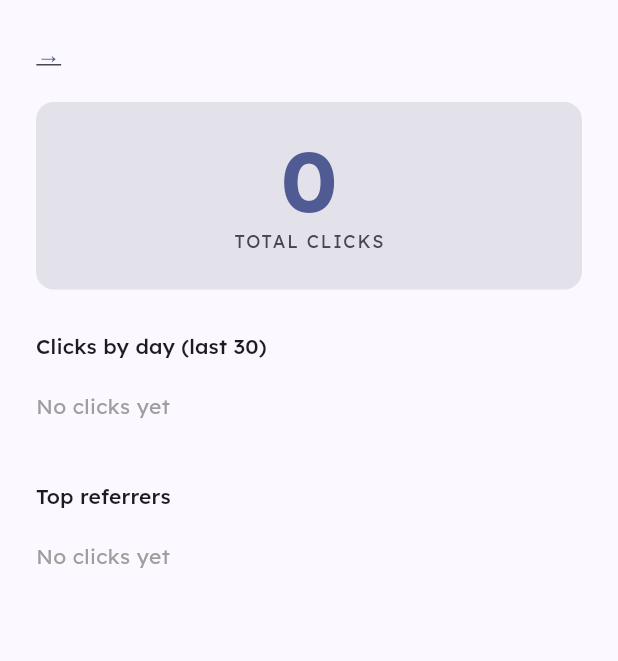
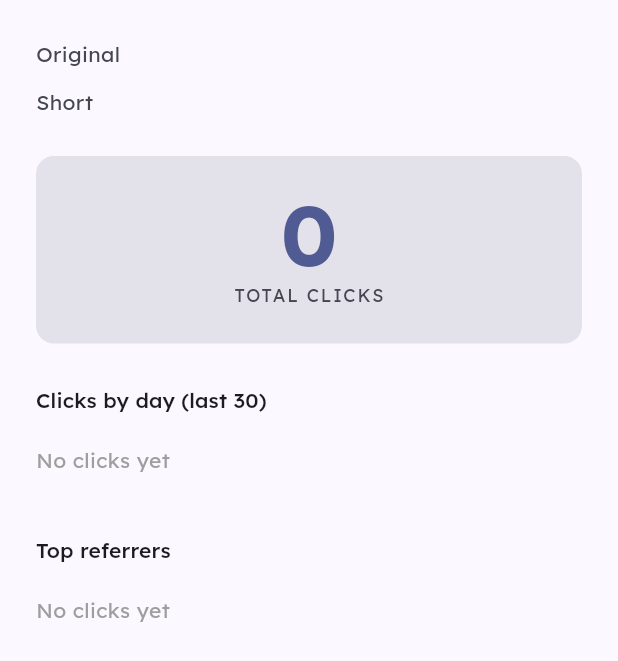
Before and after one commit to kevingcm/url-shortener, a Flutter app: the _StatsBody widget shown alone on an empty page, opened directly with empty values, on a phone screen of 412 x 824 dp. Shown: the top 661 px of the screen. Run offline on Flutter 3.47's test engine with Material 3 defaults, Android fonts, the phone set to English and light mode, and no system bars; our stand-ins replace google_fonts; network calls fail.

Commit message:
Stats page: show both original and short URL as clickable links

```diff
--- a/app/lib/api.dart
+++ b/app/lib/api.dart
@@ -39,6 +39,7 @@ class ShortenResult {
 
 class Stats {
   final String shortCode;
+  final String shortUrl;
   final String longUrl;
   final String createdAt;
   final int totalClicks;
@@ -47,6 +48,7 @@ class Stats {
 
   Stats({
     required this.shortCode,
+    required this.shortUrl,
     required this.longUrl,
     required this.createdAt,
     required this.totalClicks,
@@ -56,6 +58,7 @@ class Stats {
 
   factory Stats.fromJson(Map<String, dynamic> json) => Stats(
         shortCode: json['short_code'] as String,
+        shortUrl: json['short_url'] as String,
         longUrl: json['long_url'] as String,
         createdAt: json['created_at'].toString(),
         totalClicks: json['total_clicks'] as int,
--- a/app/lib/stats_screen.dart
+++ b/app/lib/stats_screen.dart
@@ -62,19 +62,9 @@ class _StatsBody extends StatelessWidget {
           child: Column(
             crossAxisAlignment: CrossAxisAlignment.start,
             children: [
-              InkWell(
-                onTap: () => launchUrl(
-                  Uri.parse(stats.longUrl),
-                  mode: LaunchMode.externalApplication,
-                ),
-                child: Text(
-                  '→ ${stats.longUrl}',
-                  style: Theme.of(context).textTheme.bodyLarge?.copyWith(
-                        color: Theme.of(context).colorScheme.primary,
-                        decoration: TextDecoration.underline,
-                      ),
-                ),
-              ),
+              _UrlLink(label: 'Original', url: stats.longUrl),
+              const SizedBox(height: 4),
+              _UrlLink(label: 'Short', url: stats.shortUrl),
               const SizedBox(height: 20),
               Container(
                 width: double.infinity,
@@ -173,3 +163,44 @@ class _EmptyRow extends StatelessWidget {
     );
   }
 }
+
+class _UrlLink extends StatelessWidget {
+  final String label;
+  final String url;
+  const _UrlLink({required this.label, required this.url});
+
+  @override
+  Widget build(BuildContext context) {
+    final scheme = Theme.of(context).colorScheme;
+    final theme = Theme.of(context);
+    return InkWell(
+      onTap: () => launchUrl(Uri.parse(url), mode: LaunchMode.externalApplication),
+      child: Padding(
+        padding: const EdgeInsets.symmetric(vertical: 2),
+        child: Row(
+          crossAxisAlignment: CrossAxisAlignment.start,
+          children: [
+            SizedBox(
+              width: 70,
+              child: Text(
+                label,
+                style: theme.textTheme.bodyMedium?.copyWith(
+                  color: scheme.onSurfaceVariant,
+                ),
+              ),
+            ),
+            Expanded(
+              child: Text(
+                url,
+                style: theme.textTheme.bodyLarge?.copyWith(
+                  color: scheme.primary,
+                  decoration: TextDecoration.underline,
+                ),
+              ),
+            ),
+          ],
+        ),
+      ),
+    );
+  }
+}
```
Also changed, not shown: 4 other files.
